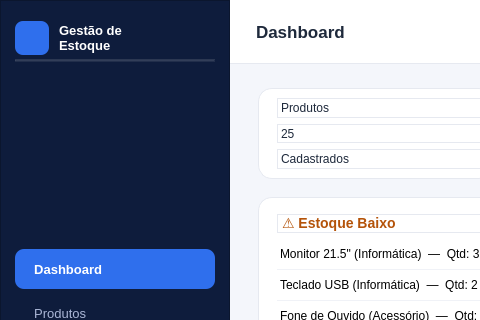
RhuanPablo-cmd/7byteSistema, file Telas.ui/menu_principal.ui: the form before one commit; both pictures show x 0 to 480 and y 0 to 320 of the 1280 by 760 pixel window.
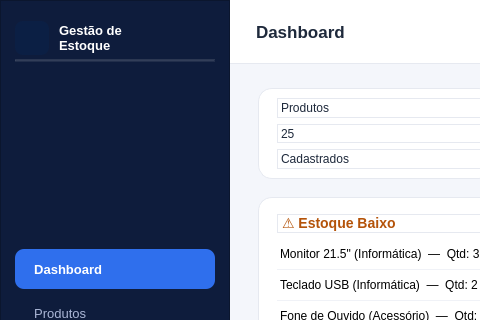
The form after the commit.

Diff of the .ui file:
```diff
--- a/Telas.ui/menu_principal.ui
+++ b/Telas.ui/menu_principal.ui
@@ -118,7 +118,7 @@
             </size>
            </property>
            <property name="styleSheet">
-            <string notr="true">QLabel#brandIcon { background-color: #2f6fed; border-radius: 8px; }</string>
+            <string notr="true">QLabel#brandIcon { background-color: #0b1f44; border-radius: 8px; }</string>
            </property>
            <property name="text">
             <string/>
```
